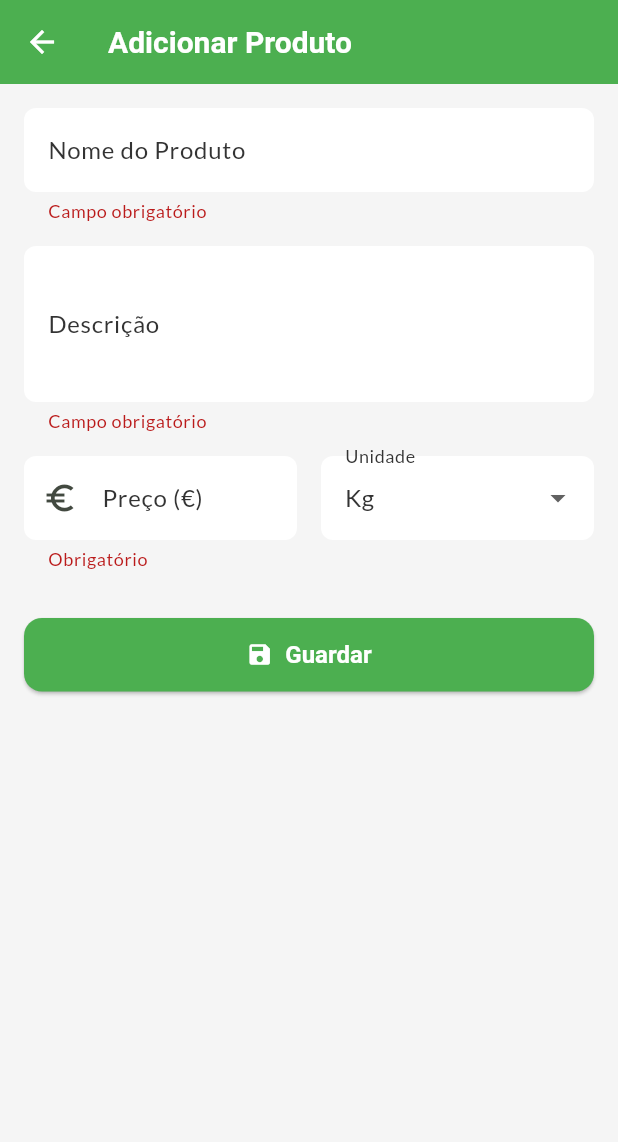
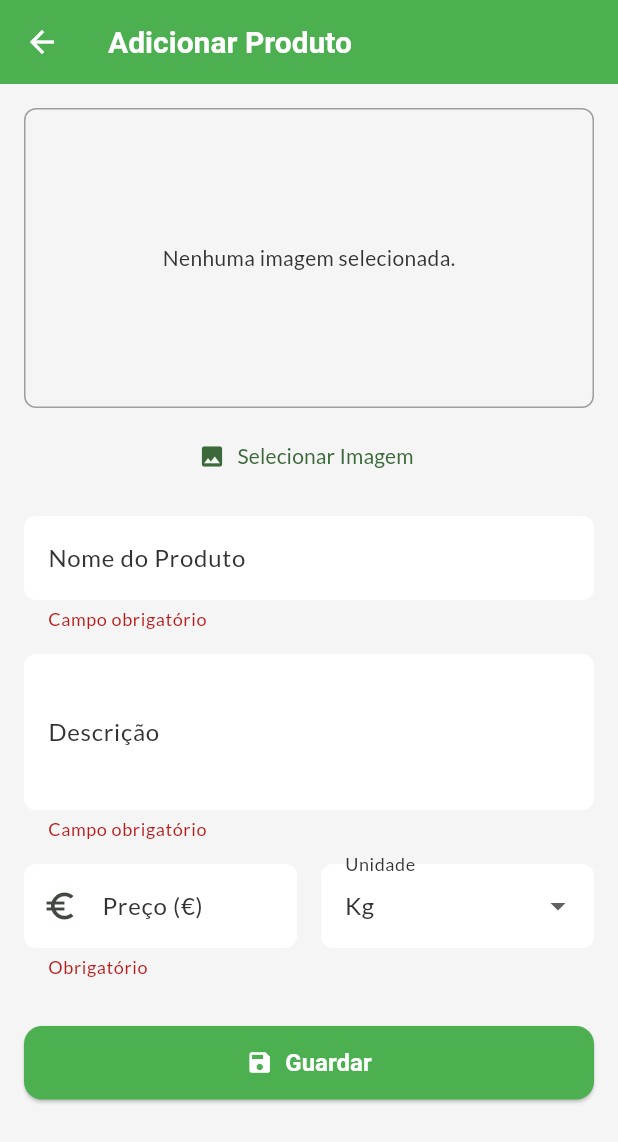
Before and after one commit to ruimiguelyo/CM, a Flutter app: the AddEditProductScreen screen opened directly with empty values, after a tap on "Guardar", on a phone screen of 412 x 824 dp. Shown: the top 1142 px of the screen. Run offline on Flutter 3.47's test engine with Material 3 defaults, Android fonts, the phone set to English and light mode, and no system bars; our stand-ins replace cloud_firestore, firebase_auth, firebase_core, firebase_messaging, firebase_storage, flutter_local_notifications and 3 more; missing offline and left inert: mobile_scanner; accounts and stored records are empty.

Commit message:
feat: Implement product image uploads and enhance product list

```diff
--- a/lib/screens/add_edit_product_screen.dart
+++ b/lib/screens/add_edit_product_screen.dart
@@ -1,7 +1,11 @@
+import 'dart:io';
 import 'package:cloud_firestore/cloud_firestore.dart';
+import 'package:flutter/foundation.dart';
 import 'package:flutter/material.dart';
 import 'package:hellofarmer_app/models/product_model.dart';
 import 'package:hellofarmer_app/services/firestore_service.dart';
+import 'package:image_picker/image_picker.dart';
+import 'package:firebase_storage/firebase_storage.dart';
 
 class AddEditProductScreen extends StatefulWidget {
   final String userId;
@@ -25,6 +29,10 @@ class _AddEditProductScreenState extends State<AddEditProductScreen> {
   String _unidadeSelecionada = 'Kg';
   final List<String> _unidades = ['Kg', 'Unidade', 'L', 'Molho', 'Dúzia'];
 
+  XFile? _pickedImage;
+  String? _imagemUrlExistente;
+  final _picker = ImagePicker();
+
   @override
   void initState() {
     super.initState();
@@ -33,6 +41,7 @@ class _AddEditProductScreenState extends State<AddEditProductScreen> {
     _descricaoController = TextEditingController(text: widget.product?.descricao ?? '');
     _precoController = TextEditingController(text: widget.product?.preco.toString() ?? '');
     _unidadeSelecionada = widget.product?.unidade ?? 'Kg';
+    _imagemUrlExistente = widget.product?.imagemUrl;
   }
 
   @override
@@ -43,14 +52,47 @@ class _AddEditProductScreenState extends State<AddEditProductScreen> {
     super.dispose();
   }
 
+  Future<void> _pickImage() async {
+    final pickedFile = await _picker.pickImage(source: ImageSource.gallery, imageQuality: 50, maxWidth: 800);
+    if (pickedFile != null) {
+      setState(() {
+        _pickedImage = pickedFile;
+      });
+    }
+  }
+
+  Future<String> _uploadImage(XFile image) async {
+    final storageRef = FirebaseStorage.instance
+        .ref()
+        .child('product_images')
+        .child('${widget.userId}_${DateTime.now().toIso8601String()}.jpg');
+
+    final uploadTask = storageRef.putData(await image.readAsBytes(), SettableMetadata(contentType: 'image/jpeg'));
+    final snapshot = await uploadTask.whenComplete(() => {});
+    final downloadUrl = await snapshot.ref.getDownloadURL();
+    return downloadUrl;
+  }
+
   Future<void> _saveProduct() async {
     if (!_formKey.currentState!.validate()) {
+      return;
+    }
+    if (_pickedImage == null && (_imagemUrlExistente == null || _imagemUrlExistente!.isEmpty)) {
+      ScaffoldMessenger.of(context).showSnackBar(
+        const SnackBar(content: Text('Por favor, selecione uma imagem para o produto.'), backgroundColor: Colors.red),
+      );
       return;
     }
 
     setState(() => _isLoading = true);
 
     try {
+      String imageUrl = _imagemUrlExistente ?? '';
+
+      if (_pickedImage != null) {
+        imageUrl = await _uploadImage(_pickedImage!);
+      }
+
       final product = ProductModel(
         id: widget.product?.id,
         nome: _nomeController.text,
@@ -58,7 +100,7 @@ class _AddEditProductScreenState extends State<AddEditProductScreen> {
         preco: double.parse(_precoController.text.replaceAll(',', '.')),
         unidade: _unidadeSelecionada,
         produtorId: widget.userId,
-        imagemUrl: '', // TODO: Implementar upload de imagem
+        imagemUrl: imageUrl,
         dataCriacao: widget.product?.dataCriacao ?? Timestamp.now(),
       );
 
@@ -99,6 +141,29 @@ class _AddEditProductScreenState extends State<AddEditProductScreen> {
           child: Column(
             crossAxisAlignment: CrossAxisAlignment.stretch,
             children: [
+              // Widget para escolher e pré-visualizar a imagem
+              Container(
+                height: 200,
+                width: double.infinity,
+                decoration: BoxDecoration(
+                  border: Border.all(color: Colors.grey),
+                  borderRadius: BorderRadius.circular(8),
+                ),
+                child: _pickedImage != null
+                    ? (kIsWeb
+                        ? Image.network(_pickedImage!.path, fit: BoxFit.cover)
+                        : Image.file(File(_pickedImage!.path), fit: BoxFit.cover))
+                    : (_imagemUrlExistente != null && _imagemUrlExistente!.isNotEmpty)
+                        ? Image.network(_imagemUrlExistente!, fit: BoxFit.cover)
+                        : const Center(child: Text('Nenhuma imagem selecionada.')),
+              ),
+              const SizedBox(height: 8),
+              TextButton.icon(
+                icon: const Icon(Icons.image),
+                label: const Text('Selecionar Imagem'),
+                onPressed: _pickImage,
+              ),
+              const SizedBox(height: 16),
               TextFormField(
                 controller: _nomeController,
                 decoration: const InputDecoration(labelText: 'Nome do Produto'),
--- a/pubspec.yaml
+++ b/pubspec.yaml
@@ -45,6 +45,8 @@ dependencies:
   camera: ^0.11.0+1
   sensors_plus: ^5.0.1
   mobile_scanner: ^7.0.1
+  image_picker: ^1.1.2
+  firebase_storage: ^12.4.7
 
 dev_dependencies:
   flutter_test:
```
Also changed, not shown: cors.json (added, +8 -0 lines), lib/screens/all_products_screen.dart (added, +139 -0 lines), lib/screens/home_screen.dart (+10 -0 lines), lib/services/firestore_service.dart (+11 -0 lines), pubspec.lock, 6 other files.
